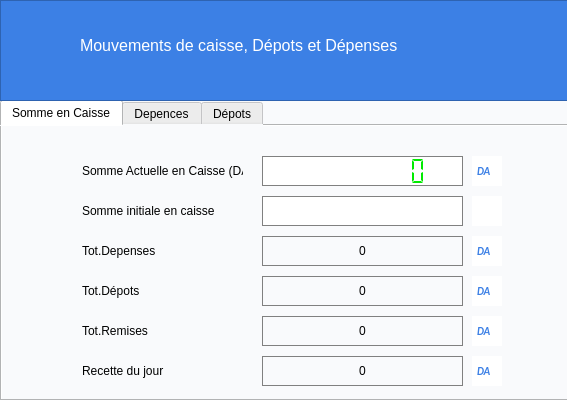
Before: the Qt Designer form DESIGN/DIALOGS/registerCreatorDialog.ui in indigene-way/ERP_business_Manager, drawn with Qt 5.
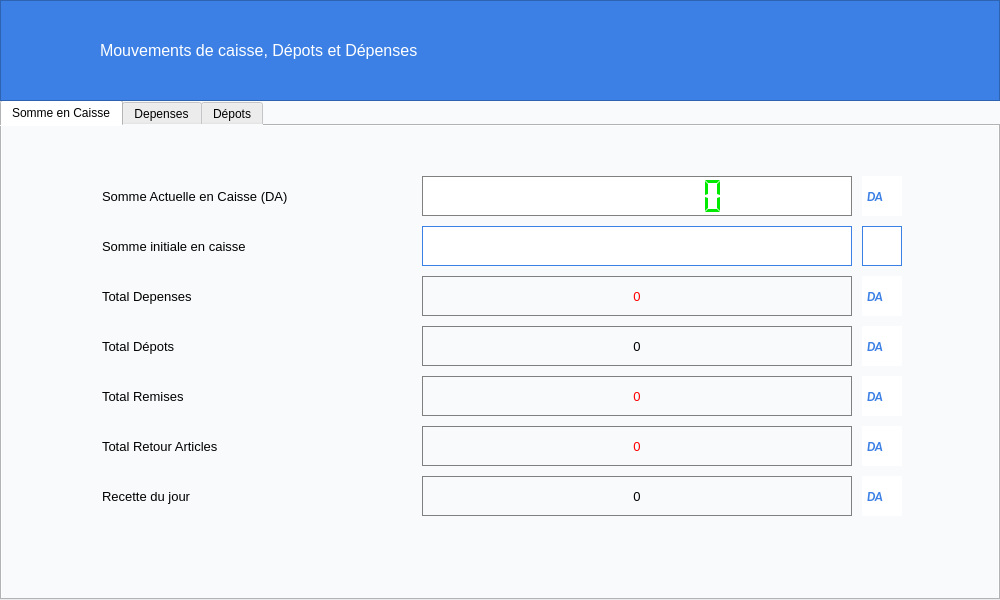
After: the same form once the commit is applied. Icons and pictures are not drawn.

The edit to the form file:
```diff
--- a/DESIGN/DIALOGS/registerCreatorDialog.ui
+++ b/DESIGN/DIALOGS/registerCreatorDialog.ui
@@ -6,20 +6,20 @@
    <rect>
     <x>0</x>
     <y>0</y>
-    <width>567</width>
-    <height>400</height>
+    <width>1000</width>
+    <height>600</height>
    </rect>
   </property>
   <property name="minimumSize">
    <size>
-    <width>567</width>
-    <height>400</height>
+    <width>1000</width>
+    <height>600</height>
    </size>
   </property>
   <property name="maximumSize">
    <size>
-    <width>567</width>
-    <height>400</height>
+    <width>1000</width>
+    <height>600</height>
    </size>
   </property>
   <property name="windowTitle">
@@ -33,8 +33,8 @@
     <rect>
      <x>0</x>
      <y>100</y>
-     <width>571</width>
-     <height>301</height>
+     <width>1000</width>
+     <height>500</height>
     </rect>
    </property>
    <property name="font">
@@ -68,12 +68,17 @@
     <widget class="QLabel" name="label">
      <property name="geometry">
       <rect>
-       <x>80</x>
-       <y>30</y>
-       <width>161</width>
-       <height>30</height>
+       <x>100</x>
+       <y>50</y>
+       <width>290</width>
+       <height>40</height>
       </rect>
      </property>
+     <property name="font">
+      <font>
+       <pointsize>10</pointsize>
+      </font>
+     </property>
      <property name="text">
       <string>Somme Actuelle en Caisse (DA)</string>
      </property>
@@ -81,10 +86,10 @@
     <widget class="QLCDNumber" name="sumTotal">
      <property name="geometry">
       <rect>
-       <x>260</x>
-       <y>30</y>
-       <width>201</width>
-       <height>30</height>
+       <x>420</x>
+       <y>50</y>
+       <width>430</width>
+       <height>40</height>
       </rect>
      </property>
      <property name="sizePolicy">
@@ -132,12 +137,17 @@
     <widget class="QLabel" name="label_5">
      <property name="geometry">
       <rect>
-       <x>80</x>
-       <y>230</y>
-       <width>161</width>
-       <height>30</height>
+       <x>100</x>
+       <y>350</y>
+       <width>290</width>
+       <height>40</height>
       </rect>
      </property>
+     <property name="font">
+      <font>
+       <pointsize>10</pointsize>
+      </font>
+     </property>
      <property name="text">
       <string>Recette du jour</string>
      </property>
@@ -145,25 +155,35 @@
     <widget class="QLabel" name="label_7">
      <property name="geometry">
       <rect>
-       <x>80</x>
-       <y>110</y>
-       <width>161</width>
-       <height>30</height>
+       <x>100</x>
+       <y>150</y>
+       <width>290</width>
+       <height>40</height>
       </rect>
      </property>
+     <property name="font">
+      <font>
+       <pointsize>10</pointsize>
+      </font>
+     </property>
      <property name="text">
-      <string>Tot.Depenses</string>
+      <string>Total Depenses</string>
      </property>
     </widget>
     <widget class="QLabel" name="sumDay">
      <property name="geometry">
       <rect>
-       <x>260</x>
-       <y>230</y>
-       <width>201</width>
-       <height>30</height>
+       <x>420</x>
+       <y>350</y>
+       <width>430</width>
+       <height>40</height>
       </rect>
      </property>
+     <property name="font">
+      <font>
+       <pointsize>10</pointsize>
+      </font>
+     </property>
      <property name="styleSheet">
       <string notr="true">color:black;
 border: 1px solid  #808080;</string>
@@ -178,12 +198,17 @@
     <widget class="QLabel" name="sumAdd">
      <property name="geometry">
       <rect>
-       <x>260</x>
-       <y>150</y>
-       <width>201</width>
-       <height>30</height>
+       <x>420</x>
+       <y>200</y>
+       <width>430</width>
+       <height>40</height>
       </rect>
      </property>
+     <property name="font">
+      <font>
+       <pointsize>10</pointsize>
+      </font>
+     </property>
      <property name="styleSheet">
       <string notr="true">color:black;
 border: 1px solid  #808080;</string>
@@ -198,14 +223,19 @@
     <widget class="QLabel" name="sumDep">
      <property name="geometry">
       <rect>
-       <x>260</x>
-       <y>110</y>
-       <width>201</width>
-       <height>30</height>
+       <x>420</x>
+       <y>150</y>
+       <width>430</width>
+       <height>40</height>
       </rect>
      </property>
+     <property name="font">
+      <font>
+       <pointsize>10</pointsize>
+      </font>
+     </property>
      <property name="styleSheet">
-      <string notr="true">color:black;
+      <string notr="true">color:red;
 border: 1px solid  #808080;</string>
      </property>
      <property name="text">
@@ -218,25 +248,35 @@
     <widget class="QLabel" name="label_6">
      <property name="geometry">
       <rect>
-       <x>80</x>
-       <y>150</y>
-       <width>161</width>
-       <height>30</height>
+       <x>100</x>
+       <y>200</y>
+       <width>290</width>
+       <height>40</height>
       </rect>
      </property>
+     <property name="font">
+      <font>
+       <pointsize>10</pointsize>
+      </font>
+     </property>
      <property name="text">
-      <string>Tot.Dépots</string>
+      <string>Total Dépots</string>
      </property>
     </widget>
     <widget class="QLabel" name="label_3">
      <property name="geometry">
       <rect>
-       <x>80</x>
-       <y>70</y>
-       <width>161</width>
-       <height>30</height>
+       <x>100</x>
+       <y>100</y>
+       <width>290</width>
+       <height>40</height>
       </rect>
      </property>
+     <property name="font">
+      <font>
+       <pointsize>10</pointsize>
+      </font>
+     </property>
      <property name="text">
       <string>Somme initiale en caisse </string>
      </property>
@@ -244,15 +284,20 @@
     <widget class="QLineEdit" name="sumInit">
      <property name="geometry">
       <rect>
-       <x>260</x>
-       <y>70</y>
-       <width>201</width>
-       <height>30</height>
+       <x>420</x>
+       <y>100</y>
+       <width>430</width>
+       <height>40</height>
       </rect>
      </property>
+     <property name="font">
+      <font>
+       <pointsize>10</pointsize>
+      </font>
+     </property>
      <property name="styleSheet">
       <string notr="true">background-color:white;color:black;text-align:center;
-border: 1px solid  #808080;</string>
+border: 1px solid  #3c80e5;</string>
      </property>
      <property name="text">
       <string/>
@@ -270,10 +315,10 @@
     <widget class="QPushButton" name="editInit">
      <property name="geometry">
       <rect>
-       <x>470</x>
-       <y>70</y>
-       <width>30</width>
-       <height>30</height>
+       <x>860</x>
+       <y>100</y>
+       <width>40</width>
+       <height>40</height>
       </rect>
      </property>
      <property name="sizePolicy">
@@ -306,7 +351,7 @@
       <bool>false</bool>
      </property>
      <property name="styleSheet">
-      <string notr="true">QPushButton{background-color:white; color : white; border: 0px solid #000028 ;  text-align:center}
+      <string notr="true">QPushButton{background-color:white; color : white; border: 1px solid #3c80e5 ;  text-align:center}
 QPushButton:hover{background-color:#f9fafc;color:#a4a5a7;border: 0px solid #ecf0f5}
 QPushButton:focus{color:#00ea00}</string>
      </property>
@@ -327,10 +372,10 @@
     <widget class="QPushButton" name="editInit_2">
      <property name="geometry">
       <rect>
-       <x>470</x>
-       <y>30</y>
-       <width>30</width>
-       <height>30</height>
+       <x>860</x>
+       <y>50</y>
+       <width>40</width>
+       <height>40</height>
       </rect>
      </property>
      <property name="sizePolicy">
@@ -342,7 +387,7 @@
      <property name="font">
       <font>
        <family>Calibri</family>
-       <pointsize>8</pointsize>
+       <pointsize>10</pointsize>
        <weight>75</weight>
        <italic>true</italic>
        <bold>true</bold>
@@ -378,10 +423,10 @@
     <widget class="QPushButton" name="editInit_3">
      <property name="geometry">
       <rect>
-       <x>470</x>
-       <y>110</y>
-       <width>30</width>
-       <height>30</height>
+       <x>860</x>
+       <y>150</y>
+       <width>40</width>
+       <height>40</height>
       </rect>
      </property>
      <property name="sizePolicy">
@@ -393,7 +438,7 @@
      <property name="font">
       <font>
        <family>Calibri</family>
-       <pointsize>8</pointsize>
+       <pointsize>10</pointsize>
        <weight>75</weight>
        <italic>true</italic>
        <bold>true</bold>
@@ -429,10 +474,10 @@
     <widget class="QPushButton" name="editInit_4">
      <property name="geometry">
       <rect>
-       <x>470</x>
-       <y>150</y>
-       <width>30</width>
-       <height>30</height>
+       <x>860</x>
+       <y>200</y>
+       <width>40</width>
+       <height>40</height>
       </rect>
      </property>
      <property name="sizePolicy">
@@ -444,7 +489,7 @@
      <property name="font">
       <font>
        <family>Calibri</family>
-       <pointsize>8</pointsize>
+       <pointsize>10</pointsize>
        <weight>75</weight>
        <italic>true</italic>
        <bold>true</bold>
@@ -480,10 +525,10 @@
     <widget class="QPushButton" name="editInit_5">
      <property name="geometry">
       <rect>
-       <x>470</x>
-       <y>190</y>
-       <width>30</width>
-       <height>30</height>
+       <x>860</x>
+       <y>250</y>
+       <width>40</width>
+       <height>40</height>
       </rect>
      </property>
      <property name="sizePolicy">
@@ -495,7 +540,7 @@
      <property name="font">
       <font>
        <family>Calibri</family>
-       <pointsize>8</pointsize>
+       <pointsize>10</pointsize>
        <weight>75</weight>
        <italic>true</italic>
        <bold>true</bold>
@@ -531,14 +576,19 @@
     <widget class="QLabel" name="remiseTot">
      <property name="geometry">
       <rect>
-       <x>260</x>
-       <y>190</y>
-       <width>201</width>
-       <height>30</height>
+       <x>420</x>
+       <y>250</y>
+       <width>430</width>
+       <height>40</height>
       </rect>
      </property>
+     <property name="font">
+      <font>
+       <pointsize>10</pointsize>
+      </font>
+     </property>
      <property name="styleSheet">
-      <string notr="true">color:black;
+      <string notr="true">color:red;
 border: 1px solid  #808080;</string>
      </property>
      <property name="text">
@@ -551,23 +601,28 @@
     <widget class="QLabel" name="label_8">
      <property name="geometry">
       <rect>
-       <x>80</x>
-       <y>190</y>
-       <width>161</width>
-       <height>30</height>
+       <x>100</x>
+       <y>250</y>
+       <width>290</width>
+       <height>40</height>
       </rect>
      </property>
+     <property name="font">
+      <font>
+       <pointsize>10</pointsize>
+      </font>
+     </property>
      <property name="text">
-      <string>Tot.Remises</string>
+      <string>Total Remises</string>
      </property>
     </widget>
     <widget class="QPushButton" name="editInit_6">
      <property name="geometry">
       <rect>
-       <x>470</x>
-       <y>230</y>
-       <width>30</width>
-       <height>30</height>
+       <x>860</x>
+       <y>350</y>
+       <width>40</width>
+       <height>40</height>
       </rect>
      </property>
      <property name="sizePolicy">
@@ -579,7 +634,7 @@
      <property name="font">
       <font>
        <family>Calibri</family>
-       <pointsize>8</pointsize>
+       <pointsize>10</pointsize>
        <weight>75</weight>
        <italic>true</italic>
        <bold>true</bold>
@@ -612,10 +667,107 @@
       </size>
      </property>
     </widget>
+    <widget class="QPushButton" name="editInit_7">
+     <property name="geometry">
+      <rect>
+       <x>860</x>
+       <y>300</y>
+       <width>40</width>
+       <height>40</height>
+      </rect>
+     </property>
+     <property name="sizePolicy">
+      <sizepolicy hsizetype="Minimum" vsizetype="Maximum">
+       <horstretch>0</horstretch>
+       <verstretch>0</verstretch>
+      </sizepolicy>
+     </property>
+     <property name="font">
+      <font>
+       <family>Calibri</family>
+       <pointsize>10</pointsize>
+       <weight>75</weight>
+       <italic>true</italic>
+       <bold>true</bold>
+       <underline>false</underline>
+       <kerning>true</kerning>
+      </font>
+     </property>
+     <property name="cursor">
+      <cursorShape>ArrowCursor</cursorShape>
+     </property>
+     <property name="focusPolicy">
+      <enum>Qt::NoFocus</enum>
+     </property>
+     <property name="toolTip">
+      <string/>
+     </property>
+     <property name="statusTip">
+      <string/>
+     </property>
+     <property name="autoFillBackground">
+      <bool>false</bool>
+     </property>
+     <property name="styleSheet">
+      <string notr="true">QPushButton{background-color:white; color : #3c80e5; border: 0px solid #000028 ;  text-align:left; padding-left:5px;}</string>
+     </property>
+     <property name="text">
+      <string>DA</string>
+     </property>
+     <property name="iconSize">
+      <size>
+       <width>21</width>
+       <height>21</height>
+      </size>
+     </property>
+    </widget>
+    <widget class="QLabel" name="label_9">
+     <property name="geometry">
+      <rect>
+       <x>100</x>
+       <y>300</y>
+       <width>290</width>
+       <height>40</height>
+      </rect>
+     </property>
+     <property name="font">
+      <font>
+       <pointsize>10</pointsize>
+      </font>
+     </property>
+     <property name="text">
+      <string>Total Retour Articles</string>
+     </property>
+    </widget>
+    <widget class="QLabel" name="retourTot">
+     <property name="geometry">
+      <rect>
+       <x>420</x>
+       <y>300</y>
+       <width>430</width>
+       <height>40</height>
+      </rect>
+     </property>
+     <property name="font">
+      <font>
+       <pointsize>10</pointsize>
+      </font>
+     </property>
+     <property name="styleSheet">
+      <string notr="true">color:red;
+border: 1px solid  #808080;</string>
+     </property>
+     <property name="text">
+      <string>0</string>
+     </property>
+     <property name="alignment">
+      <set>Qt::AlignCenter</set>
+     </property>
+    </widget>
    </widget>
    <widget class="QWidget" name="categoryTab2">
     <attribute name="title">
-     <string>Depences</string>
+     <string>Depenses</string>
     </attribute>
     <widget class="QLineEdit" name="depVal">
      <property name="geometry">
@@ -897,7 +1049,7 @@
     <rect>
      <x>0</x>
      <y>0</y>
-     <width>571</width>
+     <width>1000</width>
      <height>101</height>
     </rect>
    </property>
@@ -913,10 +1065,10 @@
    <widget class="QPushButton" name="Menu_2">
     <property name="geometry">
      <rect>
-      <x>80</x>
+      <x>100</x>
       <y>30</y>
-      <width>341</width>
-      <height>31</height>
+      <width>500</width>
+      <height>40</height>
      </rect>
     </property>
     <property name="font">
```
Left out of the diff: 118 changed lines with no effect on the pictures.
